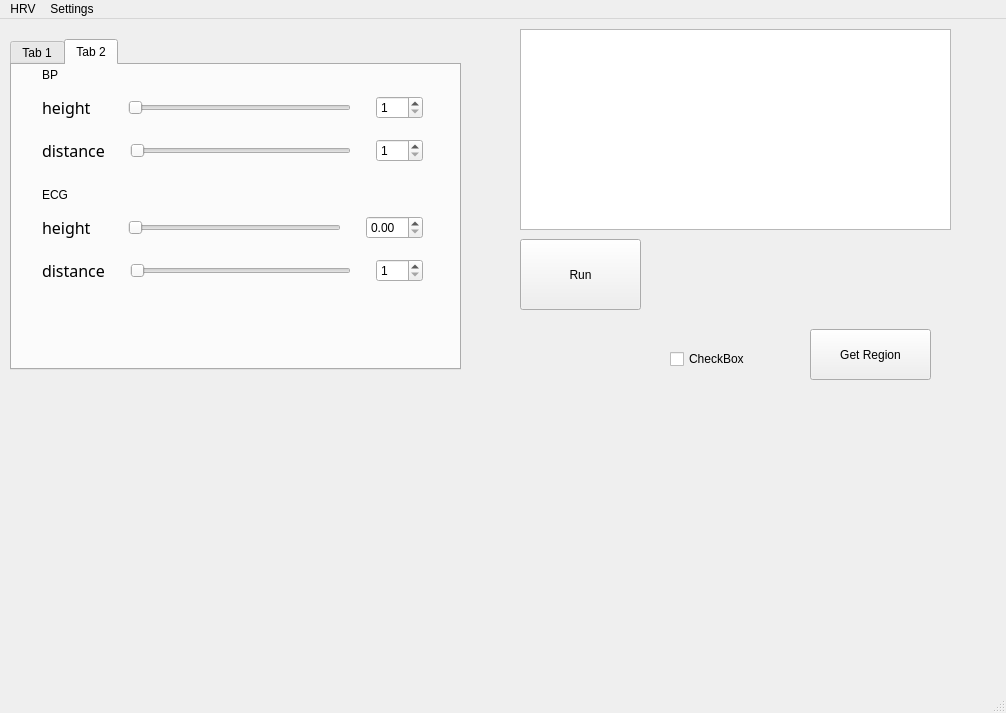
Before: the Qt Designer form form.ui in christianniebling/peak_detector, drawn with Qt 5.
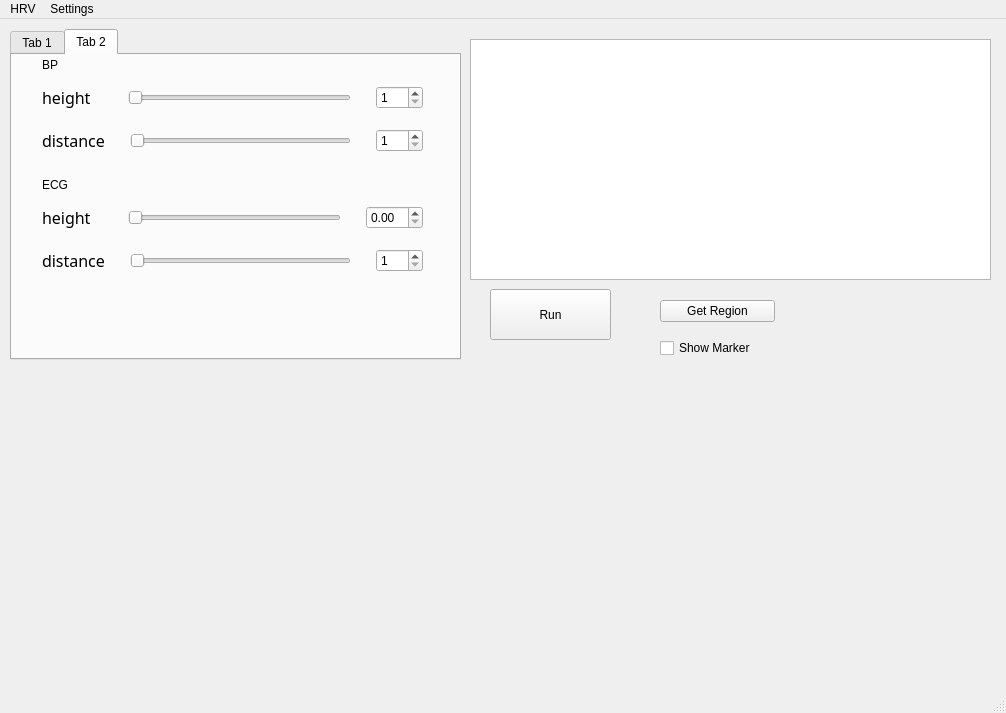
After: the same form once the commit is applied. Custom widgets are drawn as their Qt base class.

Commit message: Time selecter slider actually works

Diff of the .ui file:
```diff
--- a/form.ui
+++ b/form.ui
@@ -17,10 +17,10 @@
    <widget class="QPushButton" name="button1">
     <property name="geometry">
      <rect>
-      <x>520</x>
-      <y>220</y>
+      <x>490</x>
+      <y>270</y>
       <width>121</width>
-      <height>71</height>
+      <height>51</height>
      </rect>
     </property>
     <property name="text">
@@ -30,41 +30,28 @@
    <widget class="QTextBrowser" name="output_box_1">
     <property name="geometry">
      <rect>
-      <x>520</x>
-      <y>10</y>
-      <width>431</width>
-      <height>201</height>
+      <x>470</x>
+      <y>20</y>
+      <width>521</width>
+      <height>241</height>
      </rect>
     </property>
    </widget>
    <widget class="PlotWidget" name="graph_widget" native="true">
     <property name="geometry">
      <rect>
-      <x>10</x>
-      <y>380</y>
+      <x>20</x>
+      <y>360</y>
       <width>971</width>
       <height>291</height>
      </rect>
     </property>
    </widget>
-   <widget class="QPushButton" name="button2">
-    <property name="geometry">
-     <rect>
-      <x>810</x>
-      <y>310</y>
-      <width>121</width>
-      <height>51</height>
-     </rect>
-    </property>
-    <property name="text">
-     <string>Get Region</string>
-    </property>
-   </widget>
    <widget class="QTabWidget" name="tabWidget">
     <property name="geometry">
      <rect>
       <x>10</x>
-      <y>20</y>
+      <y>10</y>
       <width>451</width>
       <height>331</height>
      </rect>
@@ -262,7 +249,7 @@
        <string>ECG</string>
       </property>
      </widget>
-     <widget class="QWidget" name="">
+     <widget class="QWidget" name="layoutWidget">
       <property name="geometry">
        <rect>
         <x>30</x>
@@ -319,7 +306,7 @@
        </item>
       </layout>
      </widget>
-     <widget class="QWidget" name="">
+     <widget class="QWidget" name="layoutWidget">
       <property name="geometry">
        <rect>
         <x>30</x>
@@ -372,18 +359,40 @@
      </widget>
     </widget>
    </widget>
-   <widget class="QCheckBox" name="checkBox">
+   <widget class="QWidget" name="">
     <property name="geometry">
      <rect>
-      <x>670</x>
-      <y>330</y>
-      <width>101</width>
-      <height>20</height>
+      <x>660</x>
+      <y>270</y>
+      <width>115</width>
+      <height>81</height>
      </rect>
     </property>
-    <property name="text">
-     <string>CheckBox</string>
-    </property>
+    <layout class="QVBoxLayout" name="verticalLayout" stretch="0,0">
+     <property name="spacing">
+      <number>5</number>
+     </property>
+     <item>
+      <widget class="QPushButton" name="button2">
+       <property name="text">
+        <string>Get Region</string>
+       </property>
+       <property name="iconSize">
+        <size>
+         <width>20</width>
+         <height>20</height>
+        </size>
+       </property>
+      </widget>
+     </item>
+     <item>
+      <widget class="QCheckBox" name="checkBox">
+       <property name="text">
+        <string>Show Marker</string>
+       </property>
+      </widget>
+     </item>
+    </layout>
    </widget>
   </widget>
   <widget class="QMenuBar" name="menubar">
```
The commit also changes 4 other files.
